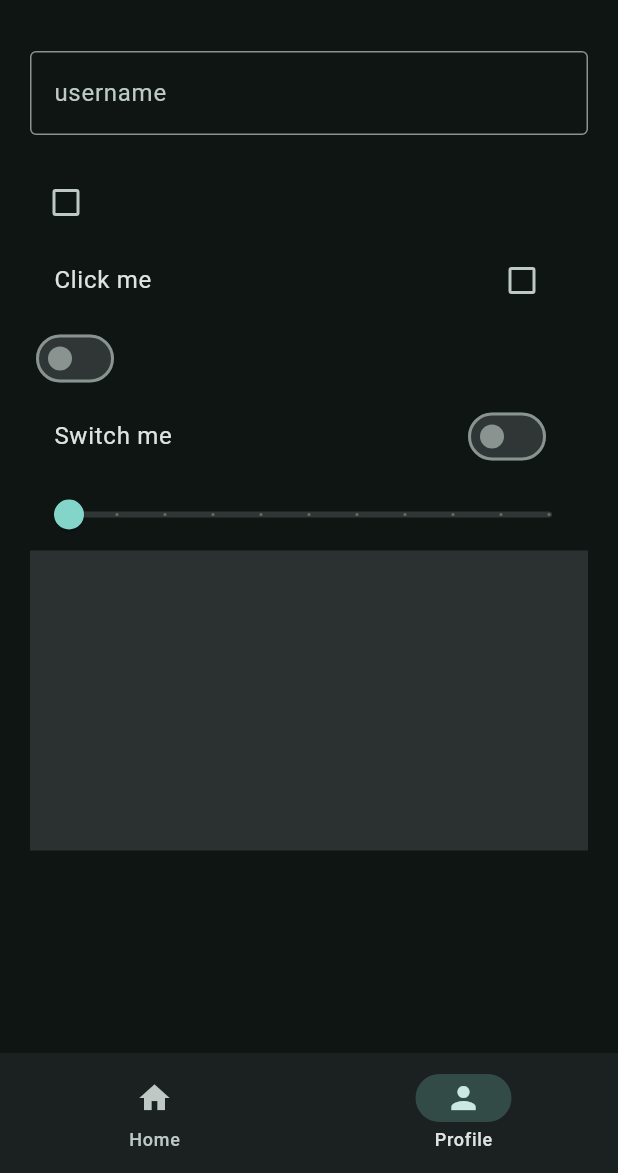
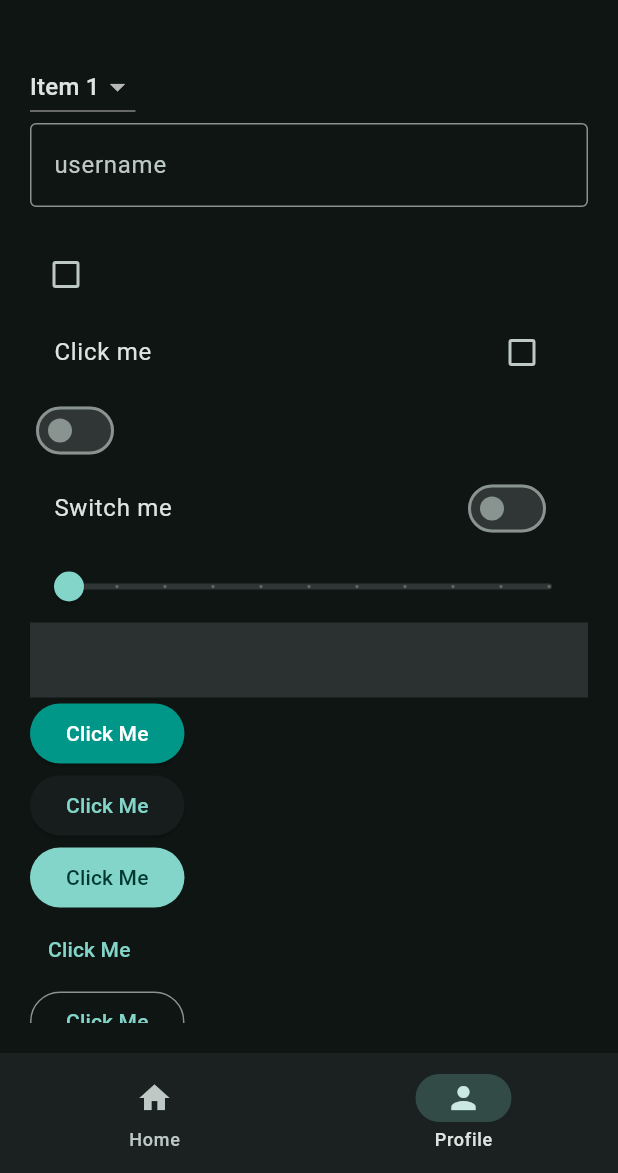
Before and after one commit to pmudassir/flutter_app, a Flutter app: the screen it shows after launch, item 2 of the bottom bar chosen, on a phone screen of 412 x 824 dp, the part 63-1236 px from its top. Run offline on Flutter 3.47's test engine with Material 3 defaults, Android fonts, the phone set to English and light mode, and no system bars.

Commit message:
user inputs

```diff
--- a/lib/views/pages/profile_page.dart
+++ b/lib/views/pages/profile_page.dart
@@ -12,6 +12,7 @@ class _ProfilePageState extends State<ProfilePage> {
   bool? isChecked = false;
   bool isSwitched = false;
   double sliderValue = 0.0;
+  String? menuItem = "Item 1";
 
   @override
   Widget build(BuildContext context) {
@@ -21,6 +22,19 @@ class _ProfilePageState extends State<ProfilePage> {
         child: Column(
           crossAxisAlignment: CrossAxisAlignment.start,
           children: [
+            DropdownButton(
+              value: menuItem,
+              items: [
+                DropdownMenuItem(value: "Item 1", child: Text("Item 1")),
+                DropdownMenuItem(value: "Item 2", child: Text("Item 2")),
+                DropdownMenuItem(value: "Item 3", child: Text("Item 3")),
+              ],
+              onChanged: (String? value) {
+                setState(() {
+                  menuItem = value;
+                });
+              },
+            ),
             TextField(
               controller: controller,
               decoration: InputDecoration(
@@ -86,11 +100,25 @@ class _ProfilePageState extends State<ProfilePage> {
                 print("Image selected");
               },
               child: Container(
-                height: 200,
+                height: 50,
                 width: double.infinity,
                 color: Colors.white12,
               ),
             ),
+            ElevatedButton(
+              onPressed: () {},
+              style: ElevatedButton.styleFrom(
+                backgroundColor: Colors.teal,
+                foregroundColor: Colors.white,
+              ),
+              child: Text('Click Me'),
+            ),
+            ElevatedButton(onPressed: () {}, child: Text('Click Me')),
+            FilledButton(onPressed: () {}, child: Text('Click Me')),
+            TextButton(onPressed: () {}, child: Text('Click Me')),
+            OutlinedButton(onPressed: () {}, child: Text('Click Me')),
+            CloseButton(),
+            BackButton(),
           ],
         ),
       ),
```
